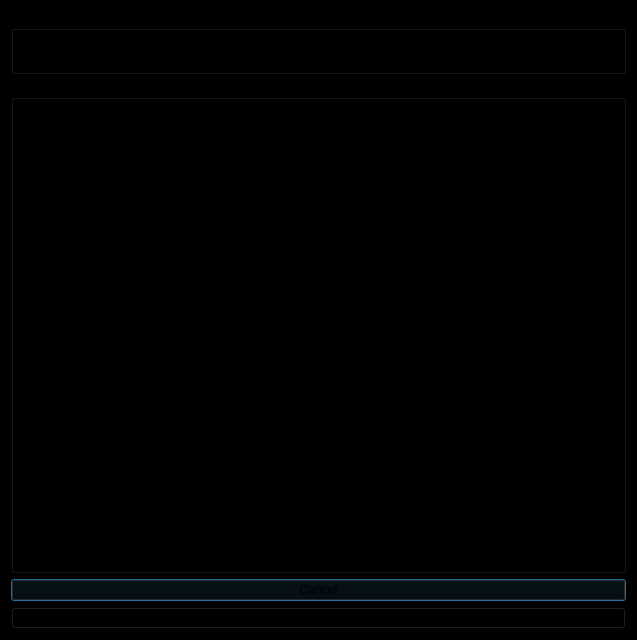
Old version of the form reqMktDataGUI.ui in the repository spinlockirqsave/qt_tradingclient_1.
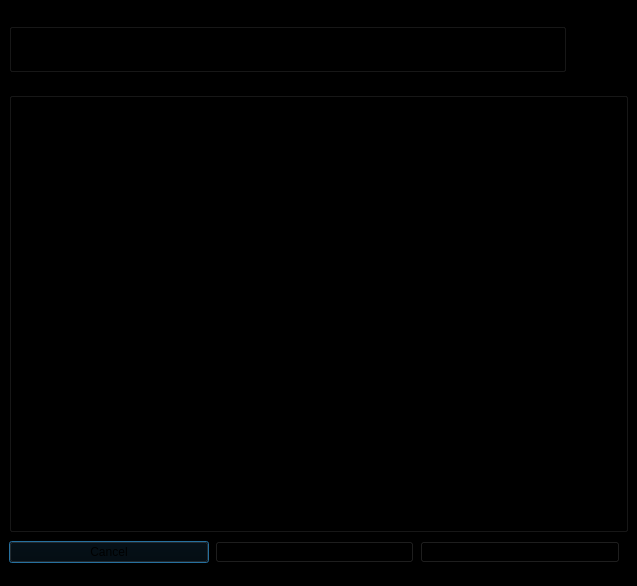
New version of the form.

Commit message: class GUIMarketData has been added, it will be used to subscribe to data when GUI update is required since we cannot update GUI objects from Posix thread

```diff
--- a/reqMktDataGUI.ui
+++ b/reqMktDataGUI.ui
@@ -10,7 +10,7 @@
     <x>0</x>
     <y>0</y>
     <width>637</width>
-    <height>640</height>
+    <height>586</height>
    </rect>
   </property>
   <property name="font">
@@ -27,9 +27,15 @@
   <property name="styleSheet">
    <string notr="true">background-color: rgb(0, 0, 0);</string>
   </property>
-  <layout class="QVBoxLayout" name="verticalLayout">
-   <item>
     <widget class="QGroupBox" name="groupBox_4">
+   <property name="geometry">
+    <rect>
+     <x>9</x>
+     <y>9</y>
+     <width>557</width>
+     <height>63</height>
+    </rect>
+   </property>
      <property name="title">
       <string>Market Data Request Description</string>
      </property>
@@ -69,9 +75,15 @@
       </item>
      </layout>
     </widget>
-   </item>
-   <item>
     <widget class="QGroupBox" name="groupBox">
+   <property name="geometry">
+    <rect>
+     <x>9</x>
+     <y>78</y>
+     <width>619</width>
+     <height>454</height>
+    </rect>
+   </property>
      <property name="title">
       <string>Contract Description</string>
      </property>
@@ -339,7 +351,16 @@
      <zorder>verticalSpacer</zorder>
      <zorder>textEdit_dataFeed</zorder>
     </widget>
-   </item>
+  <widget class="QWidget" name="">
+   <property name="geometry">
+    <rect>
+     <x>9</x>
+     <y>538</y>
+     <width>611</width>
+     <height>29</height>
+    </rect>
+   </property>
+   <layout class="QHBoxLayout" name="horizontalLayout">
    <item>
     <widget class="QPushButton" name="cancelButton">
      <property name="text">
@@ -354,7 +375,15 @@
      </property>
     </widget>
    </item>
-  </layout>
+    <item>
+     <widget class="QPushButton" name="guiRequestButton">
+      <property name="text">
+       <string>GUI Request</string>
+      </property>
+     </widget>
+    </item>
+   </layout>
+  </widget>
  </widget>
  <resources/>
  <connections/>
```
Lines whose indentation alone changed are shown as unchanged. The commit also changes 12 other files.
